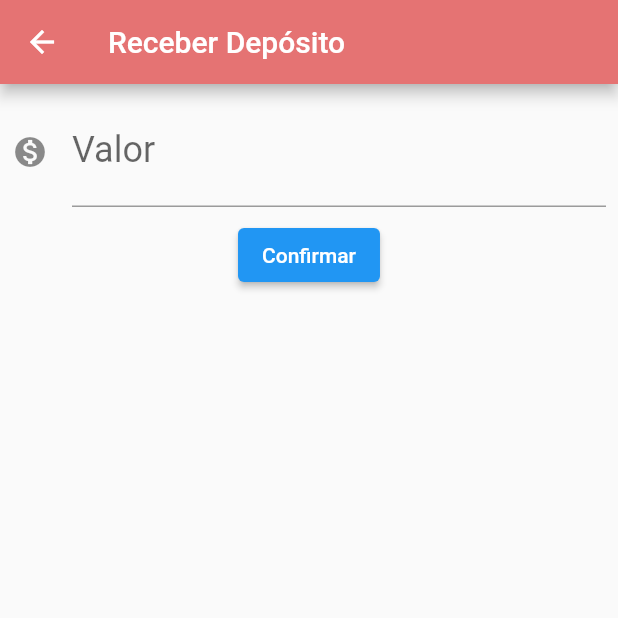
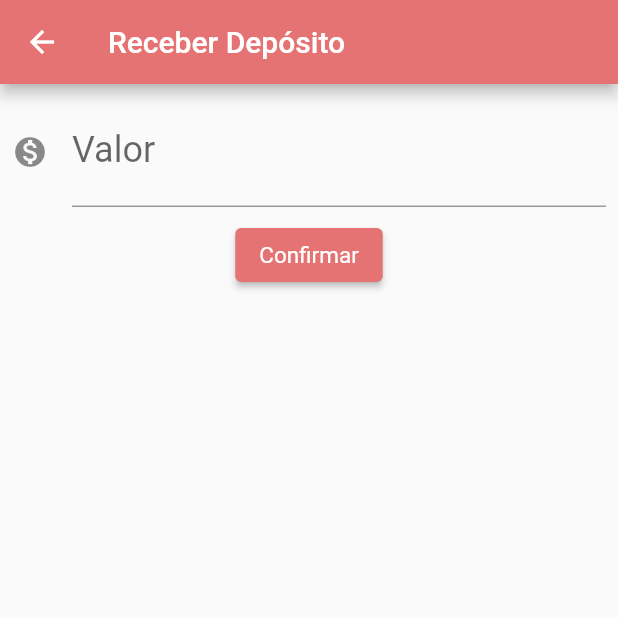
Before and after one commit to nataliecosta0/bytebank, a Flutter app: the screen it shows after launch, after a tap on "Receber depósito", on a phone screen of 412 x 824 dp, the top half of it. Run offline on Flutter 3.47's test engine with Material 2 defaults, Android fonts, the phone set to English and light mode, and no system bars.

Commit message:
Adicionando uma lista de botoes, nova transferencia e deposito

```diff
--- a/lib/main.dart
+++ b/lib/main.dart
@@ -4,8 +4,10 @@ import 'package:flutter/material.dart';
 import 'package:provider/provider.dart';
 
 void main() => runApp(
-      ChangeNotifierProvider(
-        create: (context) => Saldo(0.00),
+      MultiProvider(
+        providers: [
+          ChangeNotifierProvider(create: (context) => Saldo(0)),
+        ],
         child: BytebankApp(),
       ),
     );
--- a/lib/screens/dashboard/dashboard.dart
+++ b/lib/screens/dashboard/dashboard.dart
@@ -1,11 +1,16 @@
-import 'package:bytebank/models/saldo.dart';
 import 'package:bytebank/screens/dashboard/deposito/formulario.dart';
 import 'package:bytebank/screens/dashboard/saldo.dart';
+import 'package:bytebank/screens/transferencia/formulario.dart';
 import 'package:flutter/material.dart';
 import 'package:provider/provider.dart';
 
 class Dashboard extends StatelessWidget {
   Widget build(BuildContext context) {
+    final ButtonStyle style = ElevatedButton.styleFrom(
+      textStyle: const TextStyle(fontSize: 15),
+      primary: Colors.red[300]
+    );
+
     return Scaffold(
       appBar: AppBar(
         title: Text('Bytebank'),
@@ -16,7 +21,11 @@ class Dashboard extends StatelessWidget {
             alignment: Alignment.topCenter,
             child: SaldoCard(),
           ),
+          ButtonBar(
+            alignment: MainAxisAlignment.center,
+            children: <Widget>[
               ElevatedButton(
+                style: style,
                 child: Text("Receber depósito"),
                 onPressed: () {
                   Navigator.push(
@@ -26,6 +35,20 @@ class Dashboard extends StatelessWidget {
                     }),
                   );
                 },
+              ),
+              ElevatedButton(
+                style: style,
+                child: Text("Nova Transferência"),
+                onPressed: () {
+                  Navigator.push(
+                    context,
+                    MaterialPageRoute(builder: (context) {
+                      return FormularioTransferencia();
+                    }),
+                  );
+                },
+              )
+            ],
           )
         ],
       ),
--- a/lib/screens/dashboard/deposito/formulario.dart
+++ b/lib/screens/dashboard/deposito/formulario.dart
@@ -12,6 +12,11 @@ class FormularioDeposito extends StatelessWidget {
   final TextEditingController _controladorCampoValor = TextEditingController();
 
   Widget build(BuildContext context) {
+    final ButtonStyle style = ElevatedButton.styleFrom(
+      textStyle: const TextStyle(fontSize: 15),
+      primary: Colors.red[300]
+    );
+
     return Scaffold(
         appBar: AppBar(
           title: Text(_tituloAppBar),
@@ -25,7 +30,7 @@ class FormularioDeposito extends StatelessWidget {
                   rotulo: _rotuloCampoValor,
                   icone: Icons.monetization_on),
               ElevatedButton(
-                //style: style,
+                style: style,
                 onPressed: () => _criaDeposito(context),
                 child: const Text(_textoBotaoConfirmar),
               )
```
Lines whose indentation alone changed are shown as unchanged.
